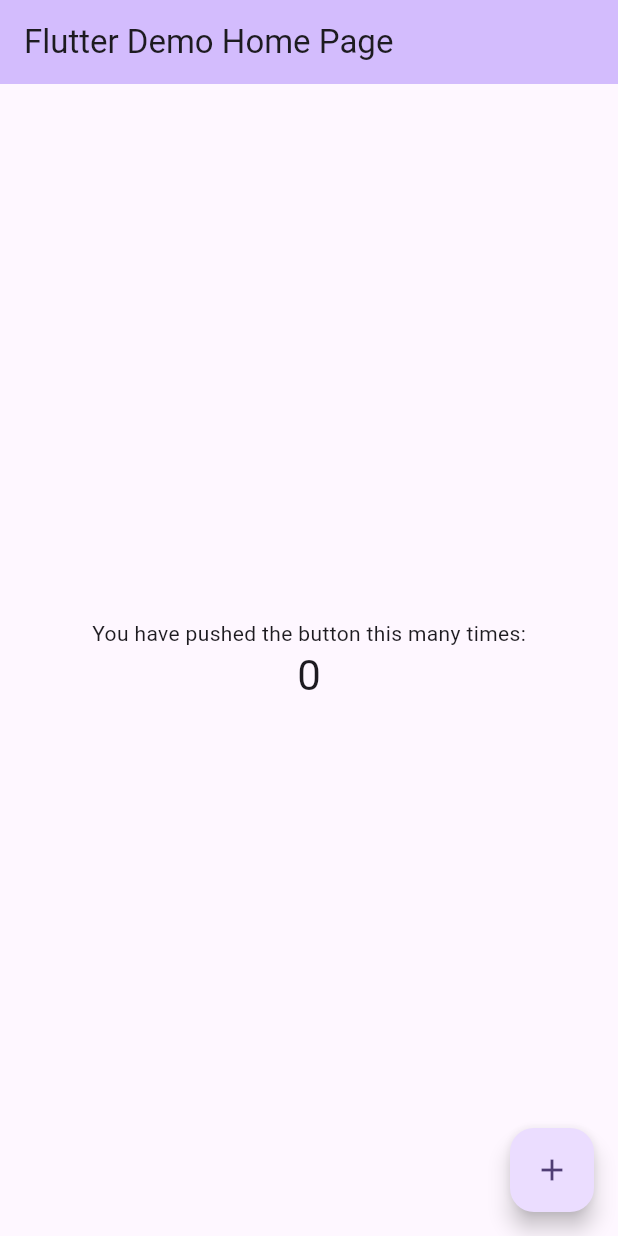
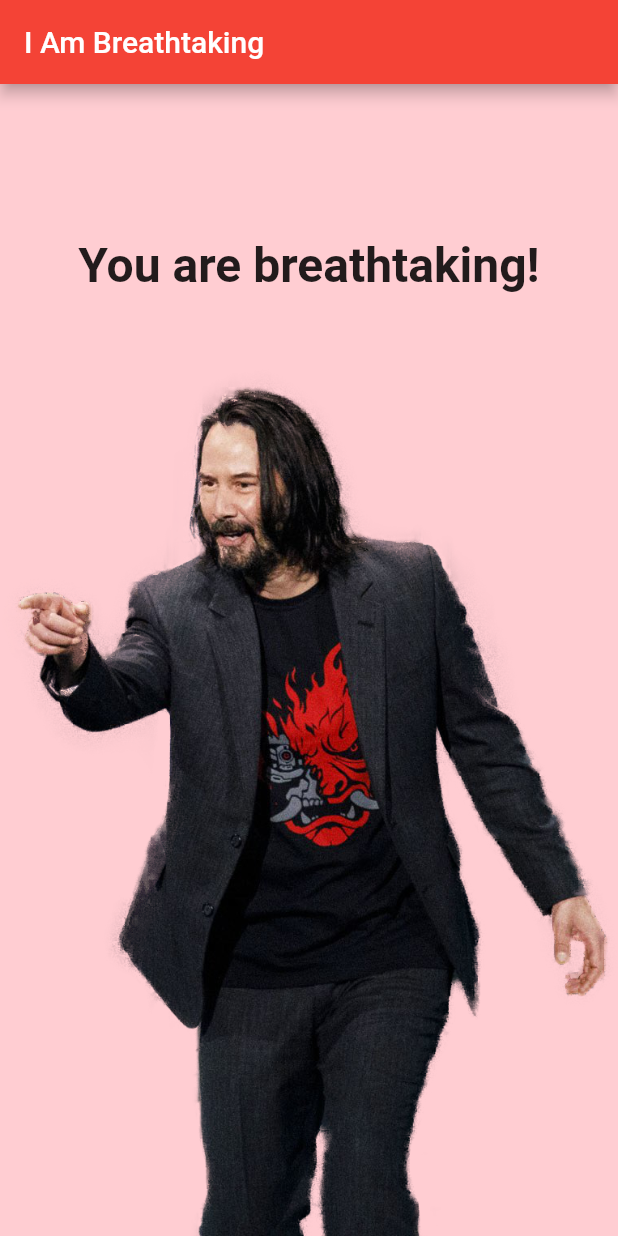
Before and after one commit to helzixxx/i_am_breathtaking, a Flutter app: the screen it shows after launch, on a phone screen of 412 x 824 dp. Run offline on Flutter 3.47's test engine with Material 2 defaults, Android fonts, the phone set to English and light mode, and no system bars.

Commit message:
ui is ready

```diff
--- a/lib/main.dart
+++ b/lib/main.dart
@@ -1,125 +1,26 @@
 import 'package:flutter/material.dart';
 
 void main() {
-  runApp(const MyApp());
+  runApp(
+     MaterialApp(
+      home: Scaffold(
+        backgroundColor: Colors.red[100],
+        appBar: AppBar(
+          backgroundColor: Colors.red,
+          title: const Text('I Am Breathtaking'),
+        ),
+        body: Column(
+          mainAxisAlignment: MainAxisAlignment.end,
+          children: [
+            const Text(
+              'You are breathtaking!',
+              style: TextStyle(fontSize: 32.0, fontWeight: FontWeight.bold),
+            ),
+            const SizedBox(height: 50.0,),
+            Image.asset("images/keanu_pic.png"),
+        ]
+        )
+      ),
+    ),
+  );
 }
-
-class MyApp extends StatelessWidget {
-  const MyApp({super.key});
-
-  // This widget is the root of your application.
-  @override
-  Widget build(BuildContext context) {
-    return MaterialApp(
-      title: 'Flutter Demo',
-      theme: ThemeData(
-        // This is the theme of your application.
-        //
-        // TRY THIS: Try running your application with "flutter run". You'll see
-        // the application has a blue toolbar. Then, without quitting the app,
-        // try changing the seedColor in the colorScheme below to Colors.green
-        // and then invoke "hot reload" (save your changes or press the "hot
-        // reload" button in a Flutter-supported IDE, or press "r" if you used
-        // the command line to start the app).
-        //
-        // Notice that the counter didn't reset back to zero; the application
-        // state is not lost during the reload. To reset the state, use hot
-        // restart instead.
-        //
-        // This works for code too, not just values: Most code changes can be
-        // tested with just a hot reload.
-        colorScheme: ColorScheme.fromSeed(seedColor: Colors.deepPurple),
-        useMaterial3: true,
-      ),
-      home: const MyHomePage(title: 'Flutter Demo Home Page'),
-    );
-  }
-}
-
-class MyHomePage extends StatefulWidget {
-  const MyHomePage({super.key, required this.title});
-
-  // This widget is the home page of your application. It is stateful, meaning
-  // that it has a State object (defined below) that contains fields that affect
-  // how it looks.
-
-  // This class is the configuration for the state. It holds the values (in this
-  // case the title) provided by the parent (in this case the App widget) and
-  // used by the build method of the State. Fields in a Widget subclass are
-  // always marked "final".
-
-  final String title;
-
-  @override
-  State<MyHomePage> createState() => _MyHomePageState();
-}
-
-class _MyHomePageState extends State<MyHomePage> {
-  int _counter = 0;
-
-  void _incrementCounter() {
-    setState(() {
-      // This call to setState tells the Flutter framework that something has
-      // changed in this State, which causes it to rerun the build method below
-      // so that the display can reflect the updated values. If we changed
-      // _counter without calling setState(), then the build method would not be
-      // called again, and so nothing would appear to happen.
-      _counter++;
-    });
-  }
-
-  @override
-  Widget build(BuildContext context) {
-    // This method is rerun every time setState is called, for instance as done
-    // by the _incrementCounter method above.
-    //
-    // The Flutter framework has been optimized to make rerunning build methods
-    // fast, so that you can just rebuild anything that needs updating rather
-    // than having to individually change instances of widgets.
-    return Scaffold(
-      appBar: AppBar(
-        // TRY THIS: Try changing the color here to a specific color (to
-        // Colors.amber, perhaps?) and trigger a hot reload to see the AppBar
-        // change color while the other colors stay the same.
-        backgroundColor: Theme.of(context).colorScheme.inversePrimary,
-        // Here we take the value from the MyHomePage object that was created by
-        // the App.build method, and use it to set our appbar title.
-        title: Text(widget.title),
-      ),
-      body: Center(
-        // Center is a layout widget. It takes a single child and positions it
-        // in the middle of the parent.
-        child: Column(
-          // Column is also a layout widget. It takes a list of children and
-          // arranges them vertically. By default, it sizes itself to fit its
-          // children horizontally, and tries to be as tall as its parent.
-          //
-          // Column has various properties to control how it sizes itself and
-          // how it positions its children. Here we use mainAxisAlignment to
-          // center the children vertically; the main axis here is the vertical
-          // axis because Columns are vertical (the cross axis would be
-          // horizontal).
-          //
-          // TRY THIS: Invoke "debug painting" (choose the "Toggle Debug Paint"
-          // action in the IDE, or press "p" in the console), to see the
-          // wireframe for each widget.
-          mainAxisAlignment: MainAxisAlignment.center,
-          children: <Widget>[
-            const Text(
-              'You have pushed the button this many times:',
-            ),
-            Text(
-              '$_counter',
-              style: Theme.of(context).textTheme.headlineMedium,
-            ),
-          ],
-        ),
-      ),
-      floatingActionButton: FloatingActionButton(
-        onPressed: _incrementCounter,
-        tooltip: 'Increment',
-        child: const Icon(Icons.add),
-      ), // This trailing comma makes auto-formatting nicer for build methods.
-    );
-  }
-}
```
Also changed, not shown: pubspec.yaml (+4 -66 lines), images/keanu_pic.png (added), 1 other file.
